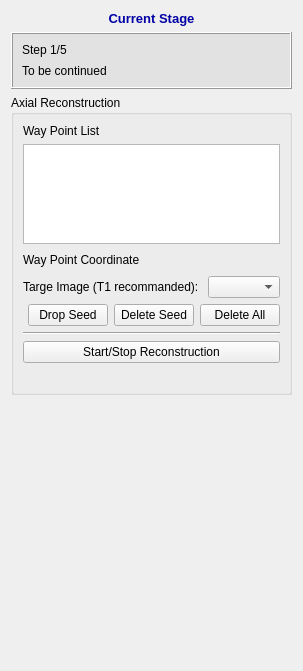
First picture: the form in codes/InteractorStyles/QInteractorStyleObliqueViewSeedsPlacer.ui, repository wuzhuobin/PlaqueQuant, before the edit.
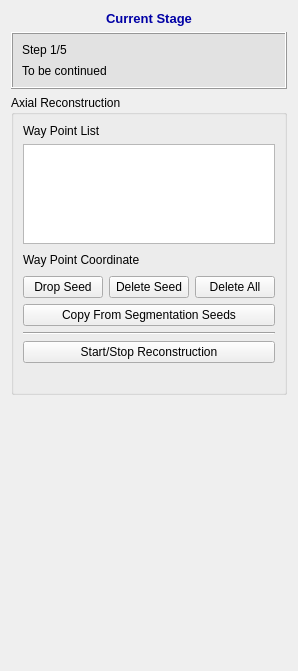
Second picture: the form after the edit.

Commit message: Extract lumen can now search along sequencial seeds to crop away side branches

What changed in the file:
```diff
--- a/codes/InteractorStyles/QInteractorStyleObliqueViewSeedsPlacer.ui
+++ b/codes/InteractorStyles/QInteractorStyleObliqueViewSeedsPlacer.ui
@@ -151,20 +151,6 @@
         </item>
        </layout>
       </item>
-      <item>
-       <layout class="QHBoxLayout" name="horizontalLayout_2">
-        <item>
-         <widget class="QLabel" name="label_62">
-          <property name="text">
-           <string>Targe Image (T1 recommanded): </string>
-          </property>
-         </widget>
-        </item>
-        <item>
-         <widget class="QComboBox" name="comboBoxTargeImage"/>
-        </item>
-       </layout>
-      </item>
       <item>
        <layout class="QHBoxLayout" name="horizontalLayout_33">
         <item>
@@ -221,6 +207,13 @@
         </item>
        </layout>
       </item>
+      <item>
+       <widget class="QPushButton" name="pushBtnCopyFromSegSeeds">
+        <property name="text">
+         <string>Copy From Segmentation Seeds</string>
+        </property>
+       </widget>
+      </item>
       <item>
        <widget class="Line" name="line">
         <property name="orientation">
```
Left out of the diff: 4 changed lines with no effect on the pictures. The commit also changes 16 other files.
